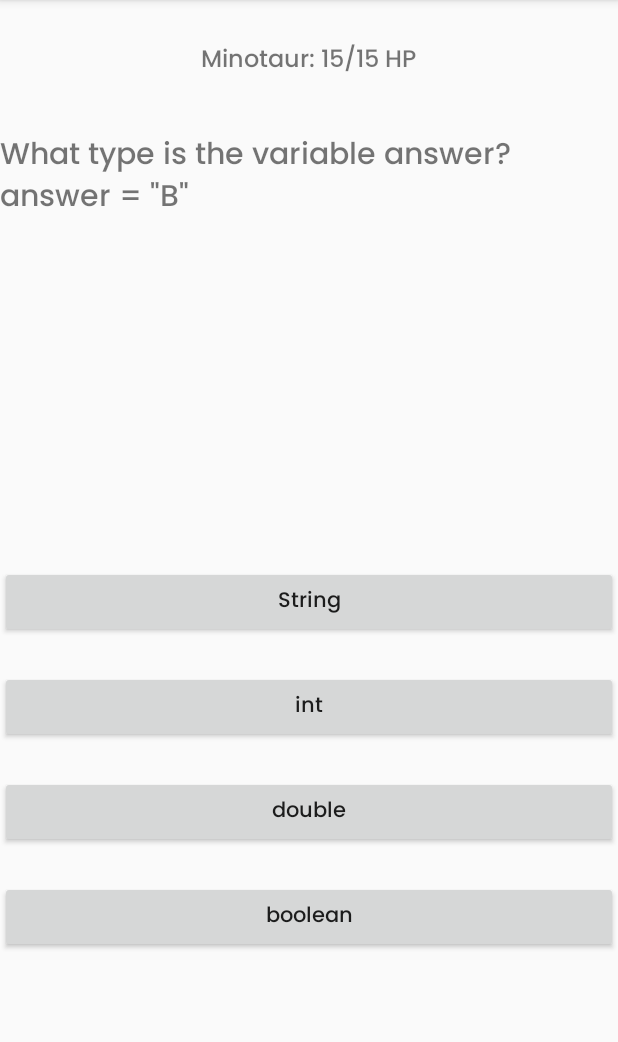
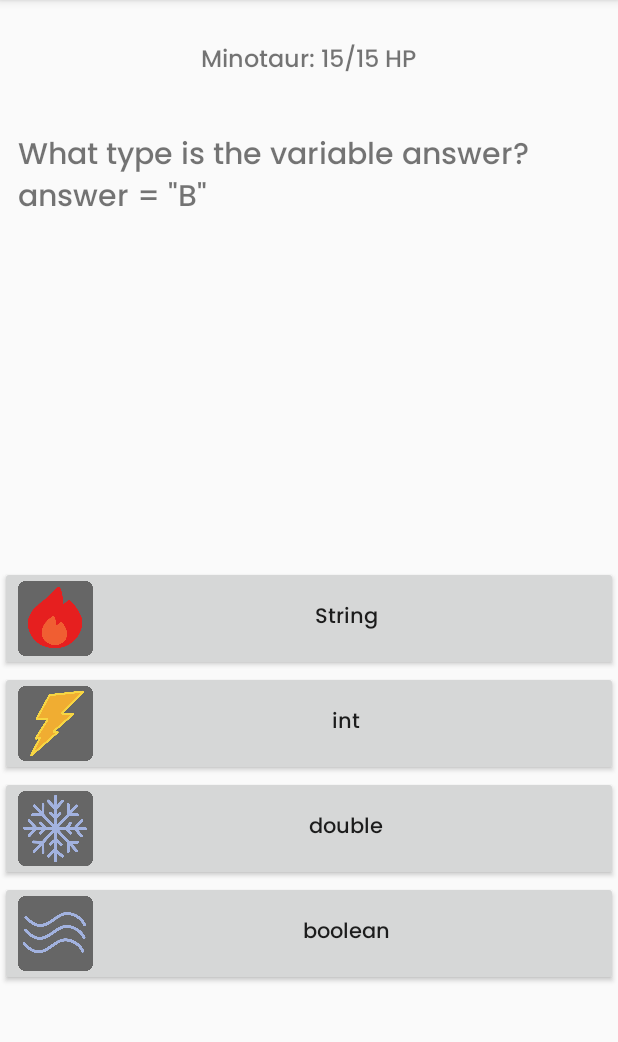
Before and after one commit to brekim/pygeon, an Android app: the QuizActivity screen opened directly, with no data from a screen before it, on a phone screen of 412 x 824 dp, the part 84-1126 px from its top. Run offline under Robolectric (Android 15) with nearby library versions, the phone set to English and light mode, and no system bars.

Commit message:
Formatted the battle quiz with icons and new padding!
Co-authored-by: abfibonacci <abanga2022@francisparker.org>
Co-authored-by: mellojello13 <lenaluostarinen@gmail.com>

```diff
--- /dev/null
+++ b/app/src/main/res/drawable/firenew.xml
@@ -0,0 +1,8 @@
+<?xml version="1.0" encoding="utf-8"?>
+<layer-list xmlns:android="http://schemas.android.com/apk/res/android">
+    <item
+        android:drawable="@drawable/fire"
+        android:width="50dp"
+        android:height="50dp">
+    </item>
+</layer-list>
--- /dev/null
+++ b/app/src/main/res/drawable/lightningnew.xml
@@ -0,0 +1,8 @@
+<?xml version="1.0" encoding="utf-8"?>
+<layer-list xmlns:android="http://schemas.android.com/apk/res/android">
+    <item
+        android:drawable="@drawable/lightning"
+        android:width="50dp"
+        android:height="50dp">
+    </item>
+</layer-list>
--- /dev/null
+++ b/app/src/main/res/drawable/snownew.xml
@@ -0,0 +1,8 @@
+<?xml version="1.0" encoding="utf-8"?>
+<layer-list xmlns:android="http://schemas.android.com/apk/res/android">
+    <item
+        android:drawable="@drawable/snow"
+        android:width="50dp"
+        android:height="50dp">
+    </item>
+</layer-list>
--- /dev/null
+++ b/app/src/main/res/drawable/windnew.xml
@@ -0,0 +1,8 @@
+<?xml version="1.0" encoding="utf-8"?>
+<layer-list xmlns:android="http://schemas.android.com/apk/res/android">
+    <item
+        android:drawable="@drawable/wind"
+        android:width="50dp"
+        android:height="50dp">
+    </item>
+</layer-list>
--- a/app/src/main/res/layout/activity_quiz.xml
+++ b/app/src/main/res/layout/activity_quiz.xml
@@ -33,6 +33,7 @@
         android:text="#1 Example question about Python!"
         android:textSize="20sp"
         android:layout_marginTop="87dp"
+        android:layout_marginLeft="12dp"
         android:layout_width="wrap_content"
         android:layout_height="wrap_content"
         />
@@ -46,7 +47,8 @@
         android:layout_height="wrap_content"
         android:text="Option A"
         android:textAllCaps="false"
-        />
+        android:drawableLeft="@drawable/firenew"
+    />
 
     <!-- Option B -->
     <Button
@@ -57,6 +59,7 @@
         android:layout_centerHorizontal="true"
         android:text="Option B"
         android:textAllCaps="false"
+        android:drawableLeft="@drawable/lightningnew"
         />
 
     <!-- Option C -->
@@ -68,6 +71,7 @@
         android:layout_centerHorizontal="true"
         android:text="Option C"
         android:textAllCaps="false"
+        android:drawableLeft="@drawable/snownew"
         />
 
     <!-- Option D -->
@@ -79,5 +83,6 @@
         android:layout_centerHorizontal="true"
         android:text="Option D"
         android:textAllCaps="false"
+        android:drawableLeft="@drawable/windnew"
         />
 </RelativeLayout>
```
Also changed, not shown: app/src/main/res/drawable/fire.png (added), app/src/main/res/drawable/fireicon.png (added), app/src/main/res/drawable/lightning.png (added), app/src/main/res/drawable/lightningicon.png (added), app/src/main/res/drawable/snow.png (added), app/src/main/res/drawable/snowicon.png (added), app/src/main/res/drawable/wind.png (added), app/src/main/res/drawable/windicon.png (added).
